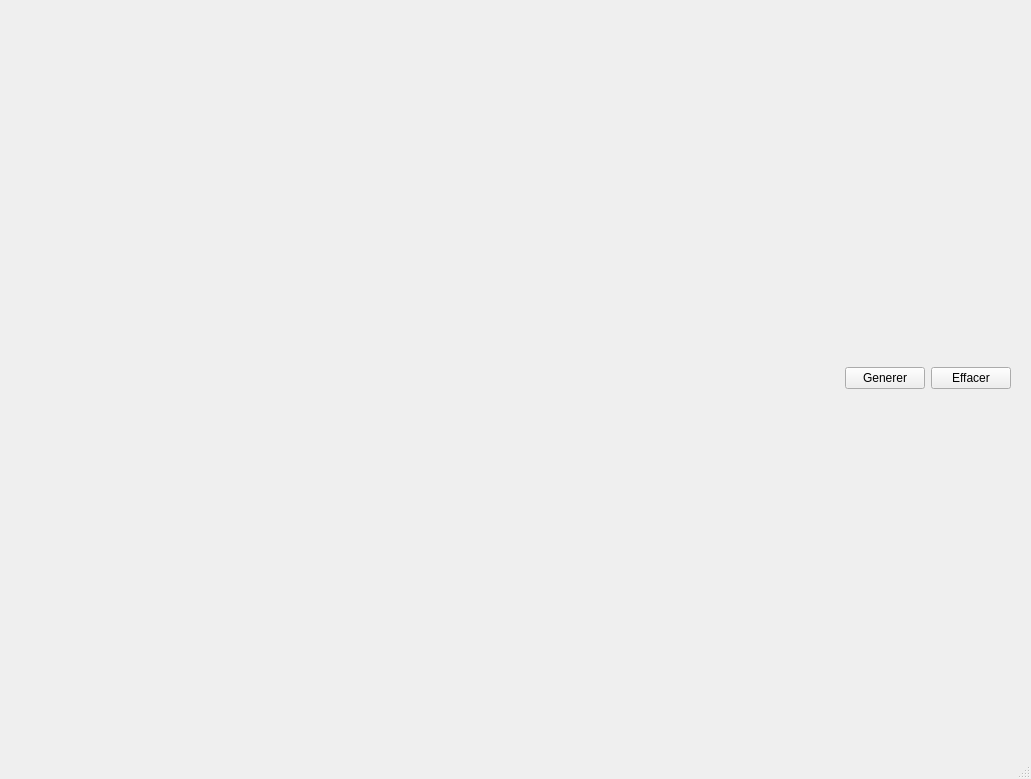
Before: the Qt Designer form TP3/view/ui/main_window.ui in irisDelorme-ecole/session3_TPs, drawn with Qt 5.
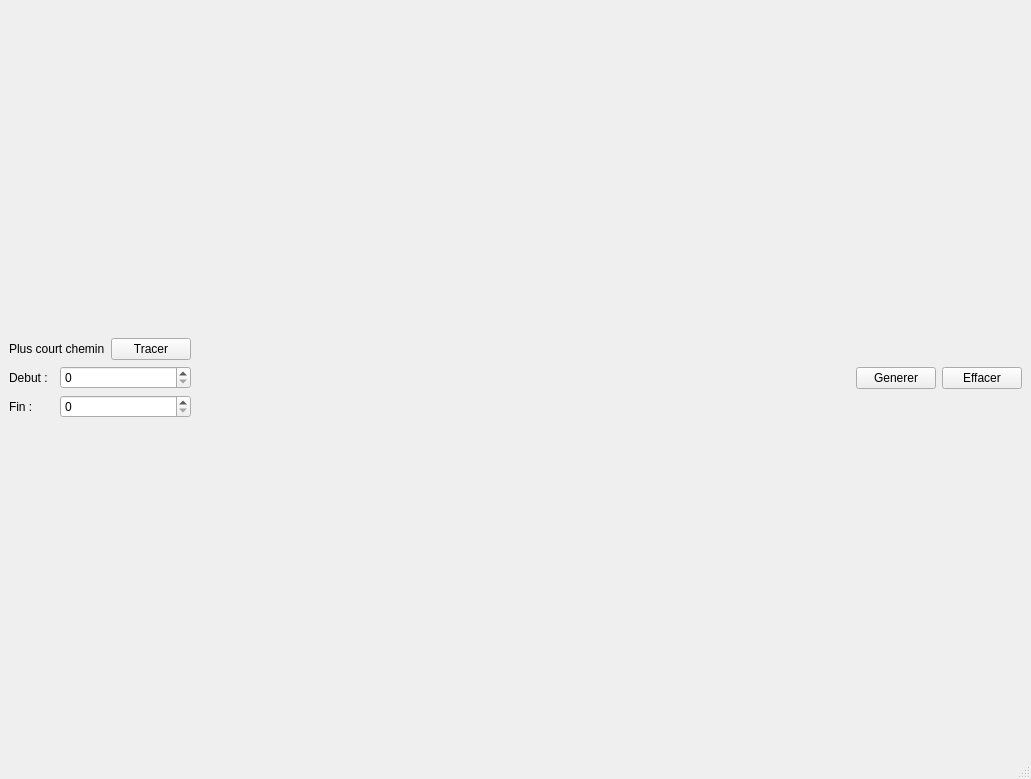
After: the same form once the commit is applied.

```diff
--- a/TP3/view/ui/main_window.ui
+++ b/TP3/view/ui/main_window.ui
@@ -32,19 +32,7 @@
      <verstretch>1</verstretch>
     </sizepolicy>
    </property>
-   <layout class="QVBoxLayout" name="verticalLayout_2" stretch="1,0">
-    <property name="leftMargin">
-     <number>20</number>
-    </property>
-    <property name="topMargin">
-     <number>20</number>
-    </property>
-    <property name="rightMargin">
-     <number>20</number>
-    </property>
-    <property name="bottomMargin">
-     <number>20</number>
-    </property>
+   <layout class="QVBoxLayout" name="verticalLayout" stretch="1,0">
     <item>
      <layout class="QHBoxLayout" name="horizontalLayout_2" stretch="1">
       <item>
@@ -53,7 +41,48 @@
      </layout>
     </item>
     <item>
-     <layout class="QHBoxLayout" name="creationLayout" stretch="0,0,0">
+     <layout class="QHBoxLayout" name="horizontalLayout">
+      <property name="sizeConstraint">
+       <enum>QLayout::SetDefaultConstraint</enum>
+      </property>
+      <item>
+       <layout class="QGridLayout" name="gridLayout">
+        <item row="1" column="0">
+         <widget class="QLabel" name="label_2">
+          <property name="text">
+           <string>Debut :</string>
+          </property>
+         </widget>
+        </item>
+        <item row="2" column="0">
+         <widget class="QLabel" name="label_3">
+          <property name="text">
+           <string>Fin :</string>
+          </property>
+         </widget>
+        </item>
+        <item row="0" column="2">
+         <widget class="QPushButton" name="tracerPushButton">
+          <property name="text">
+           <string>Tracer</string>
+          </property>
+         </widget>
+        </item>
+        <item row="0" column="0" colspan="2">
+         <widget class="QLabel" name="label">
+          <property name="text">
+           <string>Plus court chemin</string>
+          </property>
+         </widget>
+        </item>
+        <item row="2" column="1" colspan="2">
+         <widget class="QSpinBox" name="finSpinBox"/>
+        </item>
+        <item row="1" column="1" colspan="2">
+         <widget class="QSpinBox" name="debutSpinBox"/>
+        </item>
+       </layout>
+      </item>
       <item>
        <spacer name="horizontalSpacer_3">
         <property name="orientation">
```
Left out of the diff: 2 changed lines with no effect on the pictures.
